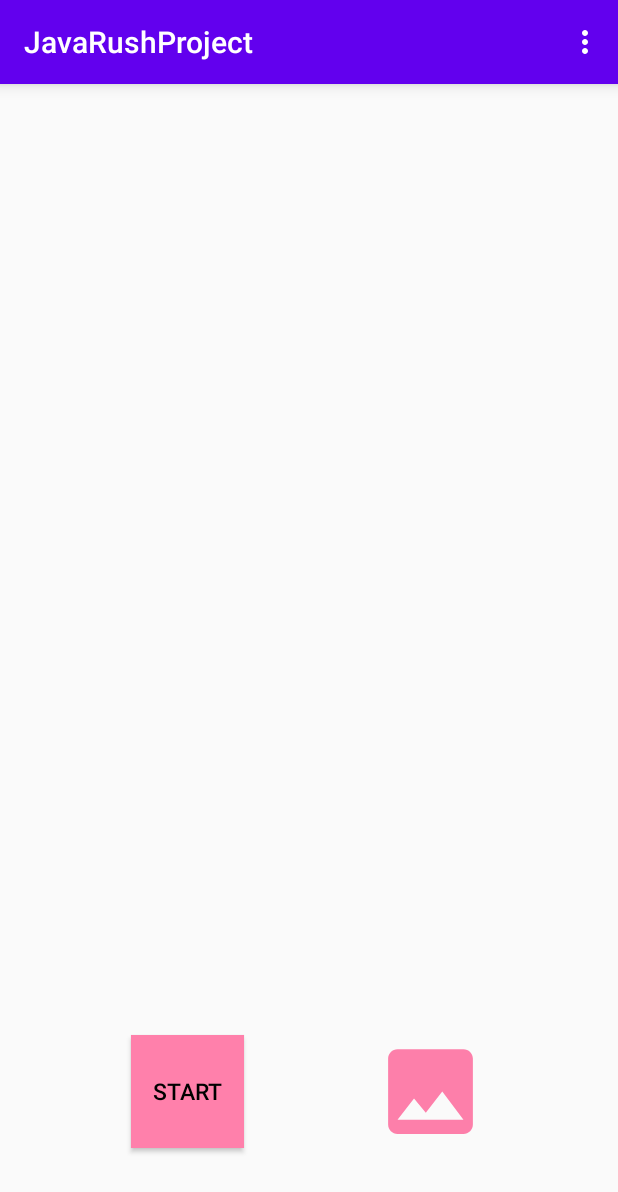
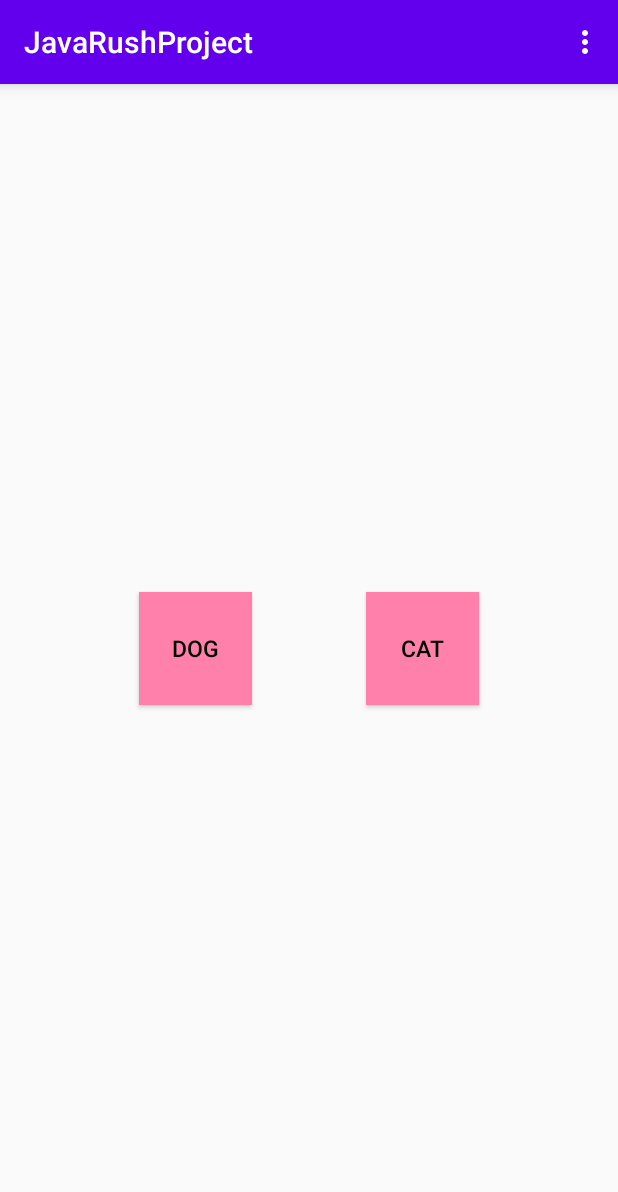
Before and after one commit to Morshu03/JavaRushProject, an Android app: the screen it shows after launch (MainActivity), on a phone screen of 412 x 824 dp. Shown: the top 1192 px of the screen. Run offline under Robolectric (Android 15) with nearby library versions, the phone set to English and light mode, and no system bars.

Commit message:
added two fragments

```diff
--- a/app/src/main/java/com/example/javarushproject/MainActivity.java
+++ b/app/src/main/java/com/example/javarushproject/MainActivity.java
@@ -5,8 +5,8 @@ import android.os.Bundle;
 import android.view.Menu;
 import android.view.MenuItem;
 import android.widget.Button;
-import android.widget.ImageButton;
 import android.widget.Toast;
+
 import androidx.appcompat.app.AppCompatActivity;
 import androidx.appcompat.widget.Toolbar;
 import androidx.fragment.app.Fragment;
@@ -15,11 +15,8 @@ import androidx.fragment.app.FragmentTransaction;
 
 public class MainActivity extends AppCompatActivity {
 
-    int defaultValue = 0;
-    ImageButton imageButton;
+
     Toolbar myToolbar;
-    Button startBtn;
-
 
 
     @Override
@@ -31,17 +28,17 @@ public class MainActivity extends AppCompatActivity {
     @Override
     public boolean onOptionsItemSelected(MenuItem item) {
         int id = item.getItemId();
-        if (id == R.id.item1){
-            Toast.makeText(this,getString(R.string.item1), Toast.LENGTH_SHORT).show();
+        if (id == R.id.item1) {
+            Toast.makeText(this, getString(R.string.item1), Toast.LENGTH_SHORT).show();
         }
 
         return super.onOptionsItemSelected(item);
     }
 
-    private void replaceFragment(Fragment fragment){
+    private void replaceFragment(Fragment fragment) {
         FragmentManager fragmentManager = getSupportFragmentManager();
         FragmentTransaction fragmentTransaction = fragmentManager.beginTransaction();
-        fragmentTransaction.replace(R.id.second_fragment,fragment);
+        fragmentTransaction.replace(R.id.container, fragment);
         fragmentTransaction.commit();
     }
 
@@ -51,11 +48,10 @@ public class MainActivity extends AppCompatActivity {
         super.onCreate(savedInstanceState);
         setContentView(R.layout.activity_main);
         myToolbar = findViewById(R.id.toolbar);
-        imageButton = findViewById(R.id.image_button);
+
 
         setSupportActionBar(myToolbar);
-
-        startBtn.setOnClickListener(view -> this.replaceFragment(new SecondFragment()));
+        replaceFragment(new StartFragment());
 
     }
 
--- a/app/src/main/java/com/example/javarushproject/SecondFragment.java
+++ b/app/src/main/java/com/example/javarushproject/SecondFragment.java
@@ -8,12 +8,11 @@ import android.view.ViewGroup;
 
 
 public class SecondFragment extends Fragment {
-        View view;
 
         @Override
         public View onCreateView(LayoutInflater inflater, ViewGroup container,
                                  Bundle savedInstanceState) {
-            view = inflater.inflate(R.layout.fragment_second, container, false);
-            return view;
+            return inflater.inflate(R.layout.fragment_second, container, false);
+
         }
 }
--- /dev/null
+++ b/app/src/main/java/com/example/javarushproject/StartFragment.java
@@ -0,0 +1,52 @@
+package com.example.javarushproject;
+
+import android.os.Bundle;
+
+import androidx.annotation.NonNull;
+import androidx.annotation.Nullable;
+import androidx.fragment.app.Fragment;
+import androidx.fragment.app.FragmentManager;
+import androidx.fragment.app.FragmentTransaction;
+
+import android.view.LayoutInflater;
+import android.view.View;
+import android.view.ViewGroup;
+import android.widget.Button;
+
+public class StartFragment extends Fragment {
+
+
+
+    @Override
+    public View onCreateView(LayoutInflater inflater, ViewGroup container,
+                             Bundle savedInstanceState) {
+        return inflater.inflate(R.layout.fragment_start, container, false);
+    }
+
+    @Override
+    public void onViewCreated(@NonNull View view, @Nullable Bundle savedInstanceState) {
+        super.onViewCreated(view, savedInstanceState);
+        Button catBtn, dogBtn;
+
+        dogBtn = view.findViewById(R.id.dog_btn);
+        catBtn = view.findViewById(R.id.cat_btn);
+
+        dogBtn.setOnClickListener(dogView -> replaceFragment());
+        catBtn.setOnClickListener(catView -> replaceFragment());
+
+    }
+    private void replaceFragment() {
+        FragmentManager fragmentManager = getActivity().getSupportFragmentManager();
+        //Создать новый бандл
+        //положить в бандл по ключу значение (цифорка)
+        //Подкинуть бандл в качестве аргумента в метод replace
+        //android create bundle
+        //android pass string/data/argument to fragment
+        FragmentTransaction fragmentTransaction = fragmentManager.beginTransaction();
+        fragmentTransaction.replace(R.id.container, FirstFragment.class, new Bundle(), "tag");
+        fragmentTransaction.addToBackStack(null);
+        fragmentTransaction.commit();
+    }
+
+
+}
--- a/app/src/main/res/layout/activity_main.xml
+++ b/app/src/main/res/layout/activity_main.xml
@@ -10,46 +10,14 @@
         android:id="@+id/toolbar"
         layout="@layout/toolbar" />
 
-    <Button
-        android:id="@+id/start_btn"
-        android:layout_width="@dimen/button_plus_minus_size"
-        android:layout_height="@dimen/button_plus_minus_size"
-        android:text="@string/button_start_text"
-        android:textColor="@color/black"
-        android:textSize="@dimen/button_text_size"
-        android:background="@color/pink_A100"
-        app:layout_constraintEnd_toStartOf="@id/image_button"
-        app:layout_constraintTop_toBottomOf="@id/second_fragment"
-        app:layout_constraintStart_toStartOf="parent"
-        app:layout_constraintBottom_toBottomOf="parent" />
 
     <FrameLayout
-        android:id="@+id/first_fragment"
+        android:id="@+id/container"
         android:layout_width="match_parent"
-        android:layout_height="@dimen/size_of_first_fragment"
+        android:layout_height="0dp"
+        app:layout_constraintBottom_toBottomOf="parent"
         app:layout_constraintEnd_toEndOf="parent"
         app:layout_constraintStart_toStartOf="parent"
-        app:layout_constraintTop_toBottomOf="@+id/toolbar" />
-
-
-    <ImageButton
-        android:id="@+id/image_button"
-        android:layout_width="@dimen/button_plus_minus_size"
-        android:layout_height="@dimen/button_plus_minus_size"
-        android:background="@null"
-        android:scaleType="centerCrop"
-        android:src="@drawable/ic_baseline_image_24"
-        app:layout_constraintTop_toBottomOf="@id/second_fragment"
-        app:layout_constraintBottom_toBottomOf="parent"
-        app:layout_constraintEnd_toEndOf="parent"
-        app:layout_constraintStart_toEndOf="@id/start_btn" />
-
-    <FrameLayout
-        android:id="@+id/second_fragment"
-        android:layout_width="match_parent"
-        android:layout_height="@dimen/size_of_second_fragment"
-        app:layout_constraintEnd_toEndOf="parent"
-        app:layout_constraintStart_toStartOf="parent"
-        app:layout_constraintTop_toBottomOf="@+id/first_fragment" />
+        app:layout_constraintTop_toBottomOf="@id/toolbar" />
 
 </androidx.constraintlayout.widget.ConstraintLayout>
--- /dev/null
+++ b/app/src/main/res/layout/fragment_start.xml
@@ -0,0 +1,40 @@
+<?xml version="1.0" encoding="utf-8"?>
+<androidx.constraintlayout.widget.ConstraintLayout xmlns:android="http://schemas.android.com/apk/res/android"
+    xmlns:tools="http://schemas.android.com/tools"
+    android:layout_width="match_parent"
+    android:layout_height="match_parent"
+    xmlns:app="http://schemas.android.com/apk/res-auto"
+    tools:context=".StartFragment">
+
+    <Button
+        android:id="@+id/cat_btn"
+        android:layout_width="@dimen/button_plus_minus_size"
+        android:layout_height="@dimen/button_plus_minus_size"
+        android:background="@color/pink_A100"
+        android:text="@string/button_cat_text"
+        android:textColor="@color/black"
+        android:textSize="@dimen/button_text_size"
+        android:layout_marginEnd="@dimen/default_android_margin"
+        android:layout_marginBottom="@dimen/default_android_margin"
+        app:layout_constraintTop_toTopOf="parent"
+        app:layout_constraintBottom_toBottomOf="parent"
+        app:layout_constraintStart_toEndOf="@id/dog_btn"
+        app:layout_constraintEnd_toEndOf="parent"/>
+
+
+    <Button
+        android:id="@+id/dog_btn"
+        android:layout_width="@dimen/button_plus_minus_size"
+        android:layout_height="@dimen/button_plus_minus_size"
+        android:background="@color/pink_A100"
+        android:text="@string/button_dog_text"
+        android:textColor="@color/black"
+        android:textSize="@dimen/button_text_size"
+        android:layout_marginBottom="@dimen/default_android_margin"
+        android:layout_marginStart="@dimen/default_android_margin"
+        app:layout_constraintTop_toTopOf="parent"
+        app:layout_constraintBottom_toBottomOf="parent"
+        app:layout_constraintStart_toStartOf="parent"
+        app:layout_constraintEnd_toStartOf="@id/cat_btn"/>
+
+</androidx.constraintlayout.widget.ConstraintLayout>
--- a/app/src/main/res/values/dimens.xml
+++ b/app/src/main/res/values/dimens.xml
@@ -9,5 +9,5 @@
     <dimen name="elevation">6dp</dimen>
     <dimen name="translationZ">4dp</dimen>
     <dimen name="size_of_first_fragment">75dp</dimen>
-    <dimen name="size_of_second_fragment">500dp</dimen>
+    <dimen name="size_fragment">550dp</dimen>
 </resources>
--- a/app/src/main/res/values/strings.xml
+++ b/app/src/main/res/values/strings.xml
@@ -1,10 +1,10 @@
 <resources>
     <string name="app_name">JavaRushProject</string>
-    <string name="button_minus_text">-</string>
-    <string name="button_plus_text">+</string>
-    <string name="quantity_text_view">0</string>
+    <string name="button_dog_text">dog</string>
     <string name="sort">dropdown</string>
     <string name="item1">item!</string>
     <string name="fragment_text">Hello! It is a first fragment!</string>
-    <string name="button_start_text">Start</string>
+    <string name="button_cat_text">cat</string>
+    <!-- TODO: Remove or change this placeholder text -->
+    <string name="hello_blank_fragment">Hello blank fragment</string>
 </resources>
```
Also changed, not shown: app/src/main/java/com/example/javarushproject/FirstFragment.java (+6 -3 lines), app/src/main/res/layout/fragment_second.xml (+1 -24 lines).
